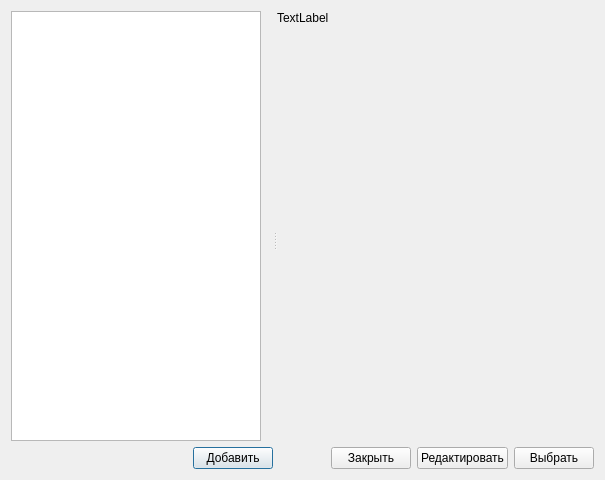
Qt form src/Tsunami/choiceanalysisform.ui (maluginp/Tsunami) before a commit.
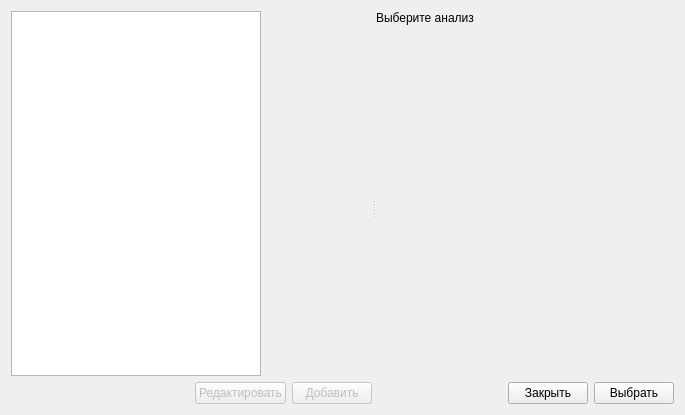
The same form after that commit.

```diff
--- a/src/Tsunami/choiceanalysisform.ui
+++ b/src/Tsunami/choiceanalysisform.ui
@@ -6,8 +6,8 @@
    <rect>
     <x>0</x>
     <y>0</y>
-    <width>605</width>
-    <height>480</height>
+    <width>685</width>
+    <height>415</height>
    </rect>
   </property>
   <property name="windowTitle">
@@ -46,8 +46,21 @@
            </property>
           </spacer>
          </item>
+         <item>
+          <widget class="QPushButton" name="editButton">
+           <property name="enabled">
+            <bool>false</bool>
+           </property>
+           <property name="text">
+            <string>Редактировать</string>
+           </property>
+          </widget>
+         </item>
          <item>
           <widget class="QPushButton" name="addButton">
+           <property name="enabled">
+            <bool>false</bool>
+           </property>
            <property name="text">
             <string>Добавить</string>
            </property>
@@ -62,7 +75,7 @@
        <item>
         <widget class="QLabel" name="descriptionLabel">
          <property name="text">
-          <string>TextLabel</string>
+          <string>Выберите анализ</string>
          </property>
          <property name="alignment">
           <set>Qt::AlignJustify|Qt::AlignTop</set>
@@ -104,13 +117,6 @@
            </property>
           </widget>
          </item>
-         <item>
-          <widget class="QPushButton" name="editButton">
-           <property name="text">
-            <string>Редактировать</string>
-           </property>
-          </widget>
-         </item>
          <item>
           <widget class="QPushButton" name="openButton">
            <property name="text">
```
Left out of the diff: 2 changed lines with no effect on the pictures.
